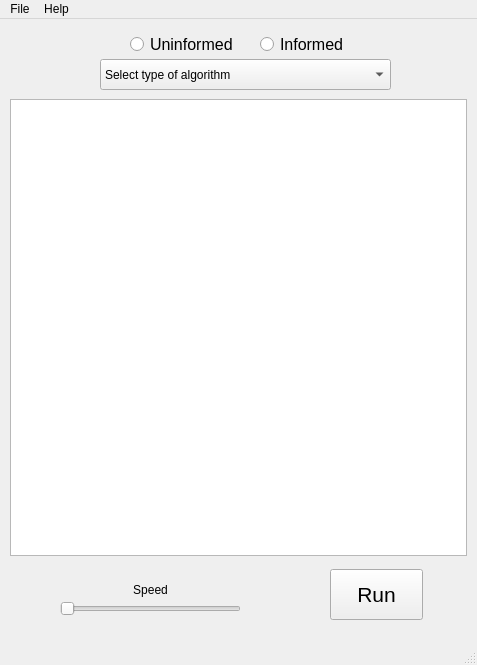
Qt form ventana.ui (vialrogo/agentes-ia) before a commit.
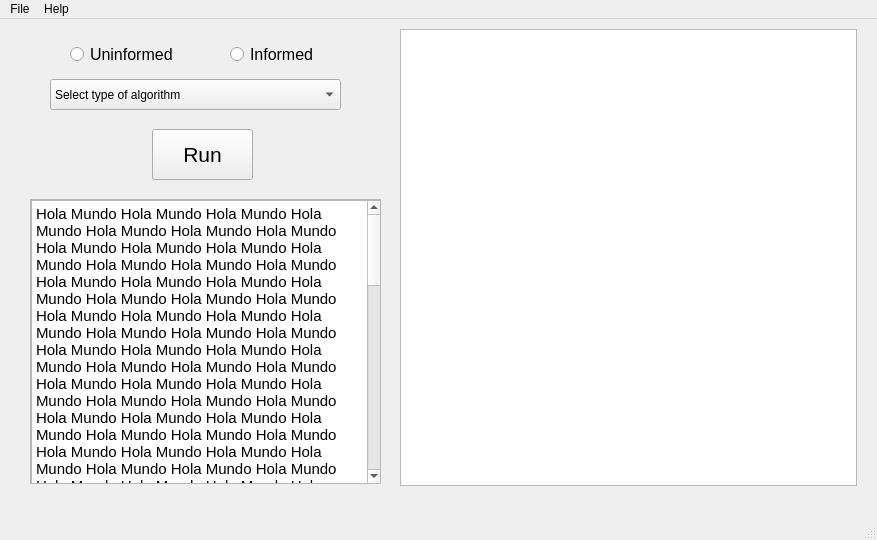
The same form after that commit.

Commit message: Cambio de GUI :P

Diff of the .ui file:
```diff
--- a/ventana.ui
+++ b/ventana.ui
@@ -6,19 +6,19 @@
    <rect>
     <x>0</x>
     <y>0</y>
-    <width>477</width>
-    <height>665</height>
+    <width>877</width>
+    <height>540</height>
    </rect>
   </property>
   <property name="minimumSize">
    <size>
     <width>477</width>
-    <height>665</height>
+    <height>465</height>
    </size>
   </property>
   <property name="maximumSize">
    <size>
-    <width>477</width>
+    <width>877</width>
     <height>665</height>
    </size>
   </property>
@@ -32,9 +32,9 @@
    <widget class="QPushButton" name="botonRun">
     <property name="geometry">
      <rect>
-      <x>330</x>
-      <y>550</y>
-      <width>93</width>
+      <x>152</x>
+      <y>110</y>
+      <width>101</width>
       <height>51</height>
      </rect>
     </property>
@@ -47,40 +47,11 @@
      <string>Run</string>
     </property>
    </widget>
-   <widget class="QSlider" name="horizontalSlider">
-    <property name="geometry">
-     <rect>
-      <x>60</x>
-      <y>580</y>
-      <width>181</width>
-      <height>20</height>
-     </rect>
-    </property>
-    <property name="orientation">
-     <enum>Qt::Horizontal</enum>
-    </property>
-   </widget>
-   <widget class="QLabel" name="labelSpeed">
-    <property name="geometry">
-     <rect>
-      <x>110</x>
-      <y>560</y>
-      <width>81</width>
-      <height>21</height>
-     </rect>
-    </property>
-    <property name="text">
-     <string>Speed</string>
-    </property>
-    <property name="alignment">
-     <set>Qt::AlignCenter</set>
-    </property>
-   </widget>
    <widget class="QComboBox" name="comboBoxAlgoritmos">
     <property name="geometry">
      <rect>
-      <x>100</x>
-      <y>40</y>
+      <x>50</x>
+      <y>60</y>
       <width>291</width>
       <height>31</height>
      </rect>
@@ -94,8 +65,8 @@
    <widget class="QGraphicsView" name="graphicsView">
     <property name="geometry">
      <rect>
-      <x>10</x>
-      <y>80</y>
+      <x>400</x>
+      <y>10</y>
       <width>457</width>
       <height>457</height>
      </rect>
@@ -104,8 +75,8 @@
    <widget class="QRadioButton" name="radioButtonInformed">
     <property name="geometry">
      <rect>
-      <x>260</x>
-      <y>10</y>
+      <x>230</x>
+      <y>20</y>
       <width>109</width>
       <height>31</height>
      </rect>
@@ -122,8 +93,8 @@
    <widget class="QRadioButton" name="radioButtonUninformed">
     <property name="geometry">
      <rect>
-      <x>130</x>
-      <y>10</y>
+      <x>70</x>
+      <y>20</y>
       <width>131</width>
       <height>31</height>
      </rect>
@@ -137,13 +108,59 @@
      <string>Uninformed</string>
     </property>
    </widget>
+   <widget class="QScrollArea" name="scrollArea">
+    <property name="geometry">
+     <rect>
+      <x>30</x>
+      <y>180</y>
+      <width>351</width>
+      <height>285</height>
+     </rect>
+    </property>
+    <property name="maximumSize">
+     <size>
+      <width>16777215</width>
+      <height>16777215</height>
+     </size>
+    </property>
+    <property name="widgetResizable">
+     <bool>true</bool>
+    </property>
+    <widget class="QWidget" name="scrollAreaWidgetContents">
+     <property name="geometry">
+      <rect>
+       <x>0</x>
+       <y>0</y>
+       <width>349</width>
+       <height>283</height>
+      </rect>
+     </property>
+     <widget class="QTextEdit" name="textEdit">
+      <property name="geometry">
+       <rect>
+        <x>0</x>
+        <y>0</y>
+        <width>351</width>
+        <height>284</height>
+       </rect>
+      </property>
+      <property name="html">
+       <string>&lt;!DOCTYPE HTML PUBLIC &quot;-//W3C//DTD HTML 4.0//EN&quot; &quot;http://www.w3.org/TR/REC-html40/strict.dtd&quot;&gt;
+&lt;html&gt;&lt;head&gt;&lt;meta name=&quot;qrichtext&quot; content=&quot;1&quot; /&gt;&lt;style type=&quot;text/css&quot;&gt;
+p, li { white-space: pre-wrap; }
+&lt;/style&gt;&lt;/head&gt;&lt;body style=&quot; font-family:'Cantarell'; font-size:11pt; font-weight:400; font-style:normal;&quot;&gt;
+&lt;p style=&quot; margin-top:0px; margin-bottom:0px; margin-left:0px; margin-right:0px; -qt-block-indent:0; text-indent:0px;&quot;&gt;Hola Mundo Hola Mundo Hola Mundo Hola Mundo Hola Mundo Hola Mundo Hola Mundo Hola Mundo Hola Mundo Hola Mundo Hola Mundo Hola Mundo Hola Mundo Hola Mundo Hola Mundo Hola Mundo Hola Mundo Hola Mundo Hola Mundo Hola Mundo Hola Mundo Hola Mundo Hola Mundo Hola Mundo Hola Mundo Hola Mundo Hola Mundo Hola Mundo Hola Mundo Hola Mundo Hola Mundo Hola Mundo Hola Mundo Hola Mundo Hola Mundo Hola Mundo Hola Mundo Hola Mundo Hola Mundo Hola Mundo Hola Mundo Hola Mundo Hola Mundo Hola Mundo Hola Mundo Hola Mundo Hola Mundo Hola Mundo Hola Mundo Hola Mundo Hola Mundo Hola Mundo Hola Mundo Hola Mundo Hola Mundo Hola Mundo Hola Mundo Hola Mundo Hola Mundo Hola Mundo Hola Mundo Hola Mundo Hola Mundo Hola Mundo Hola Mundo Hola Mundo Hola Mundo Hola Mundo Hola Mundo Hola Mundo Hola Mundo Hola Mundo Hola Mundo Hola Mundo Hola Mundo Hola Mundo Hola Mundo Hola Mundo Hola Mundo Hola Mundo Hola Mundo Hola Mundo Hola Mundo Hola Mundo Hola Mundo Hola Mundo Hola Mundo Hola Mundo Hola Mundo Hola Mundo Hola Mundo Hola Mundo Hola Mundo Hola Mundo Hola Mundo Hola Mundo Hola Mundo Hola Mundo Hola Mundo Hola Mundo Hola Mundo Hola Mundo Hola Mundo Hola Mundo Hola Mundo Hola Mundo Hola Mundo Hola Mundo Hola Mundo Hola Mundo Hola Mundo Hola Mundo Hola Mundo Hola Mundo Hola Mundo Hola Mundo Hola Mundo Hola Mundo Hola Mundo Hola Mundo Hola Mundo Hola Mundo Hola Mundo Hola Mundo Hola Mundo Hola Mundo Hola Mundo Hola Mundo Hola Mundo Hola Mundo Hola Mundo Hola Mundo Hola Mundo Hola Mundo Hola Mundo Hola Mundo Hola Mundo Hola Mundo Hola Mundo Hola Mundo Hola Mundo Hola Mundo Hola Mundo Hola Mundo Hola Mundo Hola Mundo Hola Mundo Hola Mundo Hola Mundo Hola Mundo Hola Mundo Hola Mundo Hola Mundo Hola Mundo Hola Mundo Hola Mundo Hola Mundo Hola Mundo Hola Mundo Hola Mundo Hola Mundo Hola Mundo Hola Mundo Hola Mundo Hola Mundo Hola Mundo Hola Mundo Hola Mundo Hola Mundo Hola Mundo Hola Mundo Hola Mundo Hola Mundo Hola Mundo Hola Mundo Hola Mundo Hola Mundo Hola Mundo Hola Mundo Hola Mundo Hola Mundo Hola Mundo Hola Mundo Hola Mundo Hola Mundo Hola Mundo Hola Mundo Hola Mundo Hola Mundo Hola Mundo Hola Mundo Hola Mundo Hola Mundo Hola Mundo Hola Mundo Hola Mundo Hola Mundo Hola Mundo Hola Mundo Hola Mundo Hola Mundo Hola Mundo Hola Mundo Hola Mundo Hola Mundo &lt;/p&gt;&lt;/body&gt;&lt;/html&gt;</string>
+      </property>
+     </widget>
+    </widget>
+   </widget>
   </widget>
   <widget class="QMenuBar" name="menuBar">
    <property name="geometry">
     <rect>
      <x>0</x>
      <y>0</y>
-     <width>477</width>
+     <width>877</width>
      <height>29</height>
     </rect>
    </property>
```
